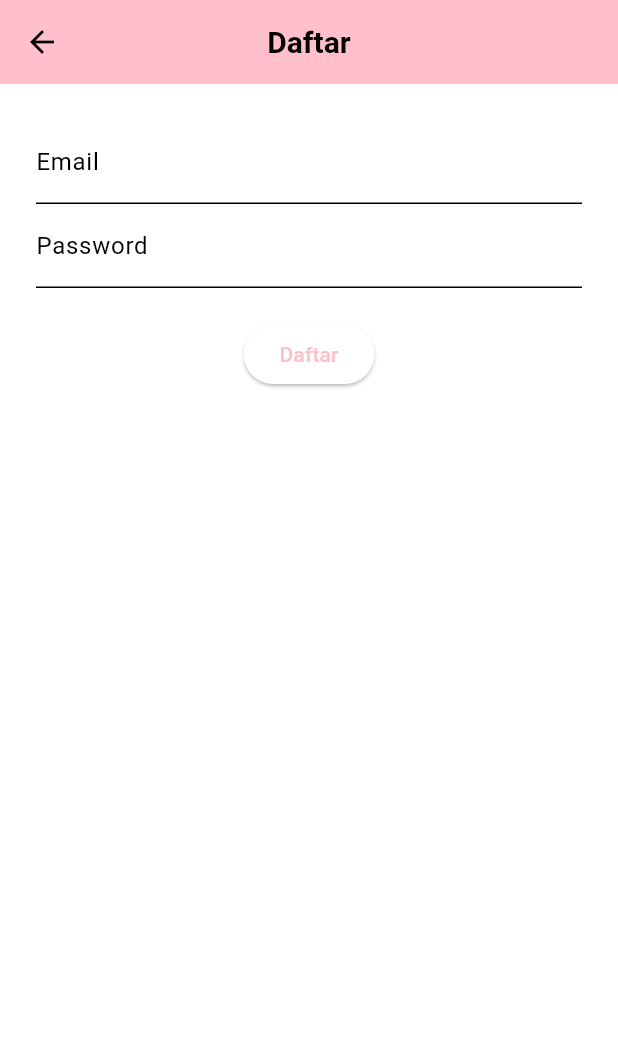
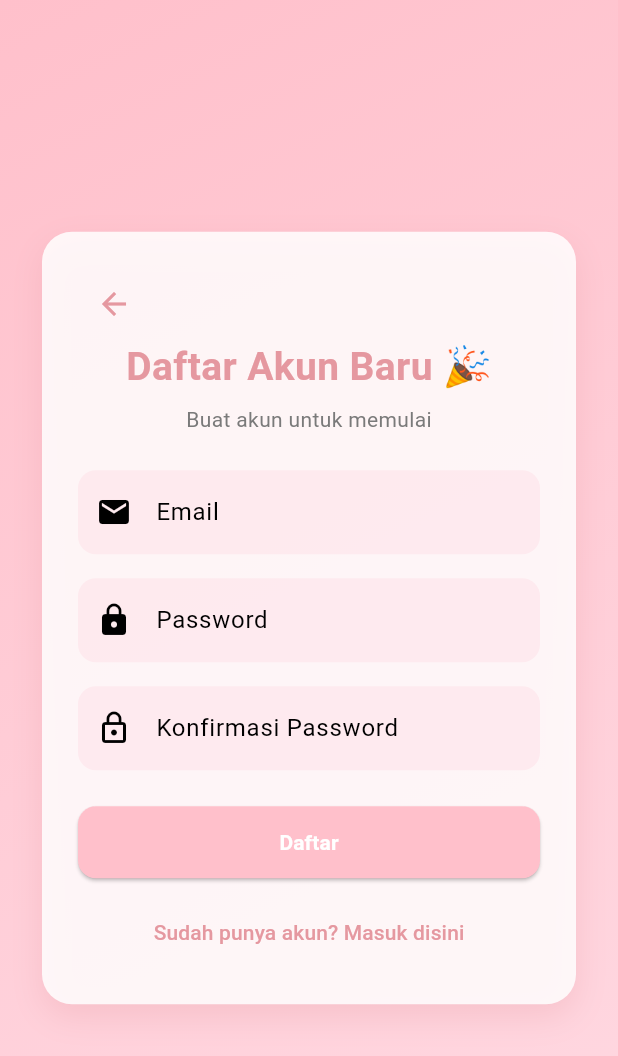
Before and after one commit to odybgs21/flavorist, a Flutter app: the RegisterScreen screen opened directly, on a phone screen of 412 x 824 dp. Shown: the top 1056 px of the screen. Run offline on Flutter 3.47's test engine with Material 3 defaults, Android fonts, the light colour scheme and no system bars; our stand-ins replace carousel_slider, image_picker, sqflite; accounts and stored records are empty.

Commit message:
penyesuaian resgister page

```diff
--- a/lib/screens/register_screen.dart
+++ b/lib/screens/register_screen.dart
@@ -1,37 +1,199 @@
 import 'package:flutter/material.dart';
+import 'package:flavorist/constant/colors.dart';
 import '../db/database_helper.dart';
 
-class RegisterScreen extends StatelessWidget {
+class RegisterScreen extends StatefulWidget {
   const RegisterScreen({super.key});
 
   @override
-  Widget build(BuildContext context) {
+  State<RegisterScreen> createState() => _RegisterScreenState();
+}
+
+class _RegisterScreenState extends State<RegisterScreen> {
   final emailC = TextEditingController();
   final passC = TextEditingController();
+  final confirmPassC = TextEditingController();
   final db = DatabaseHelper();
 
   register() async {
+    // Validasi password match
+    if (passC.text != confirmPassC.text) {
+      ScaffoldMessenger.of(context).showSnackBar(
+        const SnackBar(content: Text("Password tidak cocok"))
+      );
+      return;
+    }
+
     try {
       await db.register(emailC.text, passC.text);
       Navigator.pop(context);
+      ScaffoldMessenger.of(context).showSnackBar(
+        const SnackBar(content: Text("Registrasi berhasil! Silakan login"))
+      );
     } catch (_) {
       ScaffoldMessenger.of(context).showSnackBar(
-          SnackBar(content: Text("Email sudah terdaftar"))
+        const SnackBar(content: Text("Email sudah terdaftar"))
       );
     }
   }
 
+  @override
+  void dispose() {
+    emailC.dispose();
+    passC.dispose();
+    confirmPassC.dispose();
+    super.dispose();
+  }
+
+  @override
+  Widget build(BuildContext context) {
+    final theme = Theme.of(context).colorScheme;
+
     return Scaffold(
-      appBar: AppBar(title: Text("Daftar")),
-      body: Padding(
+      body: Container(
+        decoration: BoxDecoration(
+          gradient: LinearGradient(
+            colors: [
+              AppColors.pinkPrimary,
+              AppColors.pinkLight,
+            ],
+            begin: Alignment.topLeft,
+            end: Alignment.bottomRight,
+          ),
+        ),
+        child: Center(
+          child: SingleChildScrollView(
+            padding: const EdgeInsets.all(28),
+            child: Container(
               padding: const EdgeInsets.all(24),
+              decoration: BoxDecoration(
+                color: AppColors.white.withOpacity(.85),
+                borderRadius: BorderRadius.circular(20),
+                boxShadow: [
+                  BoxShadow(
+                    color: AppColors.pinkDark.withOpacity(.3),
+                    blurRadius: 18,
+                    offset: const Offset(0, 8),
+                  )
+                ],
+              ),
               child: Column(
                 children: [
-            TextField(controller: emailC, decoration: InputDecoration(labelText: "Email")),
-            TextField(controller: passC, obscureText: true, decoration: InputDecoration(labelText: "Password")),
-            SizedBox(height: 20),
-            ElevatedButton(onPressed: register, child: Text("Daftar"))
+                  // Back button
+                  Align(
+                    alignment: Alignment.centerLeft,
+                    child: IconButton(
+                      onPressed: () => Navigator.pop(context),
+                      icon: Icon(Icons.arrow_back, color: AppColors.pinkDark),
+                    ),
+                  ),
+
+                  Text(
+                    "Daftar Akun Baru 🎉",
+                    style: TextStyle(
+                      fontSize: 26,
+                      fontWeight: FontWeight.bold,
+                      color: AppColors.pinkDark,
+                    ),
+                  ),
+                  const SizedBox(height: 6),
+                  Text(
+                    "Buat akun untuk memulai",
+                    style: TextStyle(color: AppColors.grey),
+                  ),
+                  const SizedBox(height: 24),
+
+                  // Email field
+                  TextField(
+                    controller: emailC,
+                    decoration: InputDecoration(
+                      filled: true,
+                      fillColor: AppColors.pinkLight.withOpacity(.4),
+                      labelText: "Email",
+                      prefixIcon: const Icon(Icons.email),
+                      border: OutlineInputBorder(
+                        borderRadius: BorderRadius.circular(12),
+                        borderSide: BorderSide.none,
+                      ),
+                      floatingLabelStyle: TextStyle(color: AppColors.black),
+                    ),
+                    keyboardType: TextInputType.emailAddress,
+                  ),
+                  const SizedBox(height: 16),
+
+                  // Password field
+                  TextField(
+                    controller: passC,
+                    obscureText: true,
+                    decoration: InputDecoration(
+                      filled: true,
+                      fillColor: AppColors.pinkLight.withOpacity(.4),
+                      labelText: "Password",
+                      prefixIcon: const Icon(Icons.lock),
+                      border: OutlineInputBorder(
+                        borderRadius: BorderRadius.circular(12),
+                        borderSide: BorderSide.none,
+                      ),
+                      floatingLabelStyle: TextStyle(color: AppColors.black),
+                    ),
+                  ),
+                  const SizedBox(height: 16),
+
+                  // Confirm Password field
+                  TextField(
+                    controller: confirmPassC,
+                    obscureText: true,
+                    decoration: InputDecoration(
+                      filled: true,
+                      fillColor: AppColors.pinkLight.withOpacity(.4),
+                      labelText: "Konfirmasi Password",
+                      prefixIcon: const Icon(Icons.lock_outline),
+                      border: OutlineInputBorder(
+                        borderRadius: BorderRadius.circular(12),
+                        borderSide: BorderSide.none,
+                      ),
+                      floatingLabelStyle: TextStyle(color: AppColors.black),
+                    ),
+                  ),
+
+                  const SizedBox(height: 24),
+
+                  // Register button
+                  SizedBox(
+                    width: double.infinity,
+                    child: ElevatedButton(
+                      onPressed: register,
+                      style: ElevatedButton.styleFrom(
+                        backgroundColor: theme.primary,
+                        padding: const EdgeInsets.symmetric(vertical: 14),
+                        shape: RoundedRectangleBorder(
+                          borderRadius: BorderRadius.circular(12),
+                        ),
+                      ),
+                      child: const Text(
+                        "Daftar",
+                        style: TextStyle(
+                          fontWeight: FontWeight.bold,
+                          color: Colors.white
+                        ),
+                      ),
+                    ),
+                  ),
+
+                  const SizedBox(height: 12),
+
+                  // Login link
+                  TextButton(
+                    onPressed: () => Navigator.pop(context),
+                    child: const Text(
+                      "Sudah punya akun? Masuk disini",
+                      style: TextStyle(color: AppColors.pinkDark),
+                    ),
+                  ),
                 ],
+              ),
+            ),
+          ),
         ),
       ),
     );
```
Lines whose indentation alone changed are shown as unchanged.
